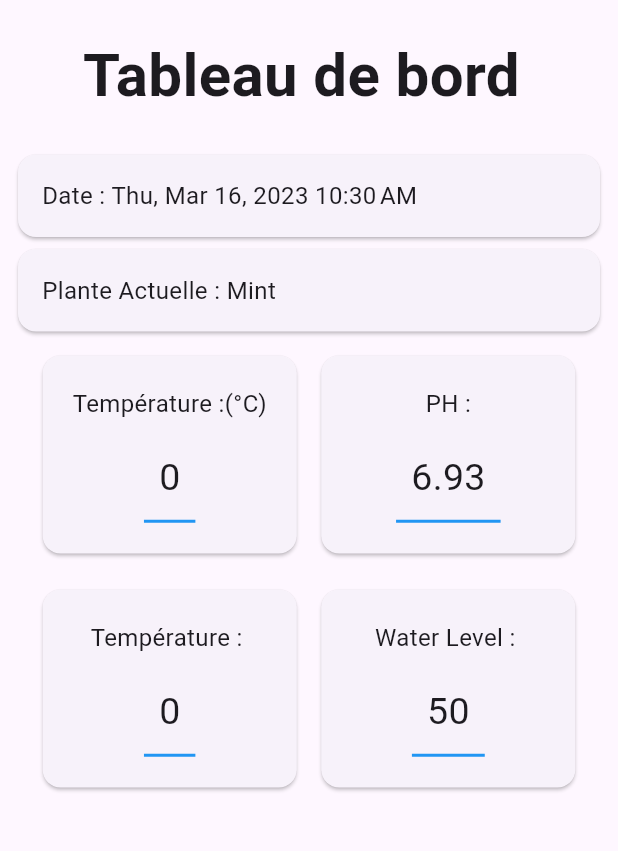
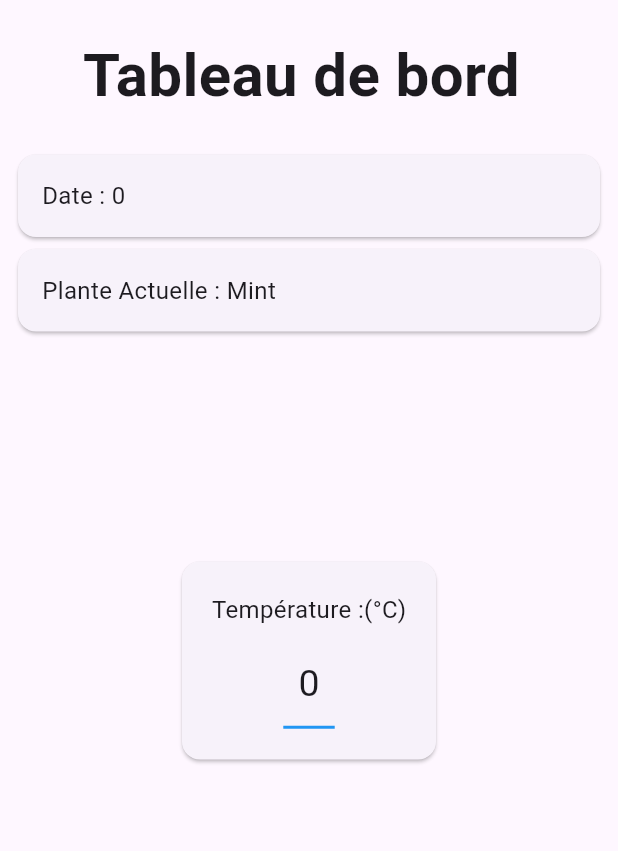
Before and after one commit to elhajuojy/Flutter_FireBase_iot, a Flutter app: the HomePage screen opened by its route, on a phone screen of 412 x 824 dp, the part 63-914 px from its top. Run offline on Flutter 3.47's test engine with Material 2 defaults, Android fonts, the phone set to English and light mode, and no system bars; our stand-ins replace firebase_auth, firebase_core, firebase_database, get; missing offline and left inert: dart:ffi; accounts and stored records are empty.

Commit message:
add timestmp

```diff
--- a/lib/Home/HomePage.dart
+++ b/lib/Home/HomePage.dart
@@ -1,4 +1,4 @@
-import 'dart:math';
+import 'dart:ffi';
 
 import 'package:firebase_auth/firebase_auth.dart';
 import 'package:flutter/material.dart';
@@ -20,6 +20,7 @@ class _HomePageState extends State<HomePage> {
   }
 
   var temp = "0".obs;
+  var timeStamp = "0".obs;
 
   getData() async {
     var ref = FirebaseDatabase.instance.ref().child("data");
@@ -30,6 +31,12 @@ class _HomePageState extends State<HomePage> {
         Object? data = snapshot.value;
         Map<dynamic, dynamic> map = data as Map<dynamic, dynamic>;
         temp.value = map["temp"].toString();
+        timeStamp.value = map["timestamp"].toString();
+        timeStamp.value = DateTime.fromMillisecondsSinceEpoch(
+                (int.parse(map["timestamp"]) - 60 * 8) * 1000)
+            .toString();
+
+        print(timeStamp.value);
       }
       // print(snapshot.value);
     });
@@ -46,6 +53,8 @@ class _HomePageState extends State<HomePage> {
     DateTime now = DateTime.now();
     String formattedDate = DateFormat.yMMMEd().format(now);
     var formattedTime = DateFormat.jm().format(now);
+    // timeStamp = "$formattedDate $formattedTime".obs;
+
     return Scaffold(
         appBar: AppBar(
           title: const Text("Flutter Firebase IoT"),
@@ -76,12 +85,17 @@ class _HomePageState extends State<HomePage> {
                   padding: const EdgeInsets.all(16.0),
                   child: SizedBox(
                       width: Get.width,
-                    child: Text("Date : $formattedDate $formattedTime",
+                      child: Obx(
+                        () => Text(
+                          "Date : $timeStamp",
                           style: const TextStyle(
                             fontSize: 16,
                             fontWeight: FontWeight.normal,
-                        ))),
+                          ),
+                        ),
                       )),
+                ),
+              ),
               Card(
                   child: Padding(
                 padding: const EdgeInsets.all(16.0),
@@ -93,29 +107,16 @@ class _HomePageState extends State<HomePage> {
                           fontWeight: FontWeight.normal,
                         ))),
               )),
-              Padding(
-                padding: const EdgeInsets.all(8.0),
-                child: Row(
-                  mainAxisAlignment: MainAxisAlignment.spaceEvenly,
-                  children: [
-                    MainCard(temp: temp, title: "Température :(°C)"),
-                    MainCard(
-                      temp: '6.93'.obs,
-                      title: "PH :",
-                    ),
-                  ],
-                ),
+              SizedBox(
+                height: Get.height / 6,
               ),
               Padding(
                 padding: const EdgeInsets.all(8.0),
                 child: Row(
                   mainAxisAlignment: MainAxisAlignment.spaceEvenly,
+                  crossAxisAlignment: CrossAxisAlignment.center,
                   children: [
-                    MainCard(temp: temp),
-                    MainCard(
-                      temp: '50'.obs,
-                      title: "Water Level : ",
-                    ),
+                    MainCard(temp: temp, title: "Température :(°C)"),
                   ],
                 ),
               ),
```
Lines whose indentation alone changed are shown as unchanged.
